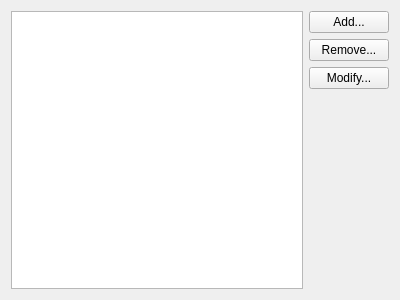
KDE/kdepim, file sieveeditor/ui/sieveeditorconfigureserverwidget.ui: the form before one commit.
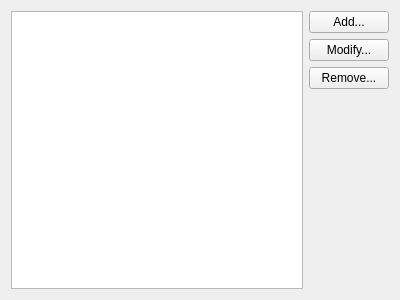
The form after the commit. Custom widgets are drawn as their Qt base class.

Commit message: Add double click to modify server config

Patch:
```diff
--- a/sieveeditor/ui/sieveeditorconfigureserverwidget.ui
+++ b/sieveeditor/ui/sieveeditorconfigureserverwidget.ui
@@ -27,16 +27,16 @@
       </widget>
      </item>
      <item>
-      <widget class="QPushButton" name="removeServer">
+      <widget class="QPushButton" name="modifyServer">
        <property name="text">
-        <string>Remove...</string>
+        <string>Modify...</string>
        </property>
       </widget>
      </item>
      <item>
-      <widget class="QPushButton" name="modifyServer">
+      <widget class="QPushButton" name="removeServer">
        <property name="text">
-        <string>Modify...</string>
+        <string>Remove...</string>
        </property>
       </widget>
      </item>
```
The commit also changes 2 other files.
